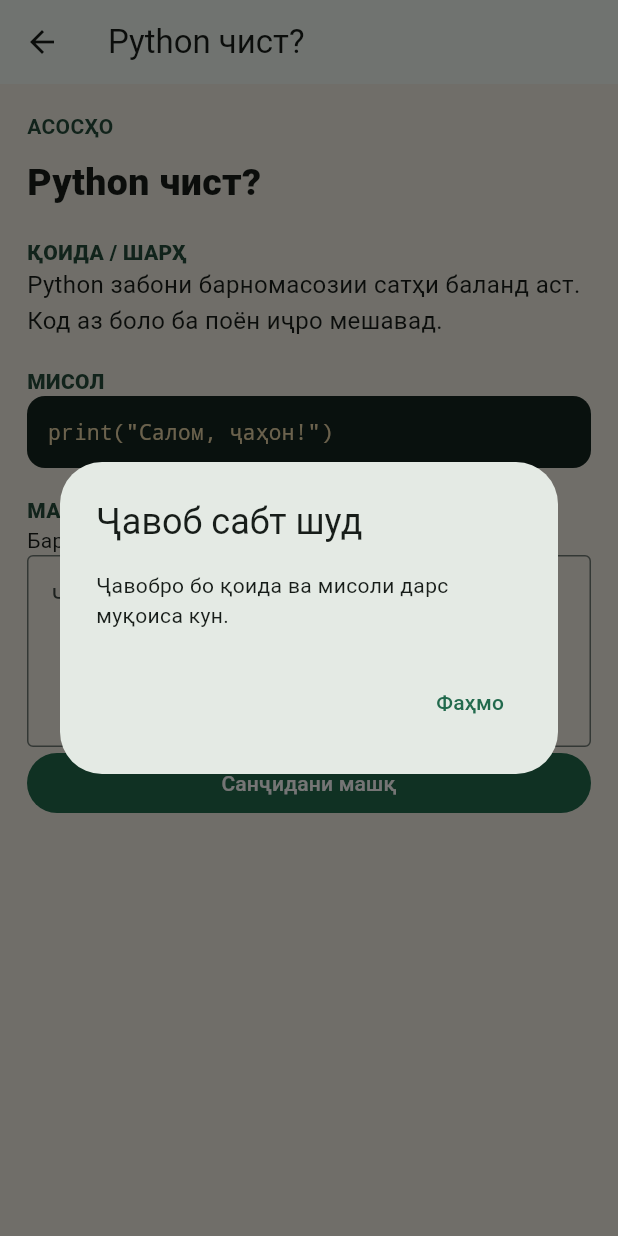
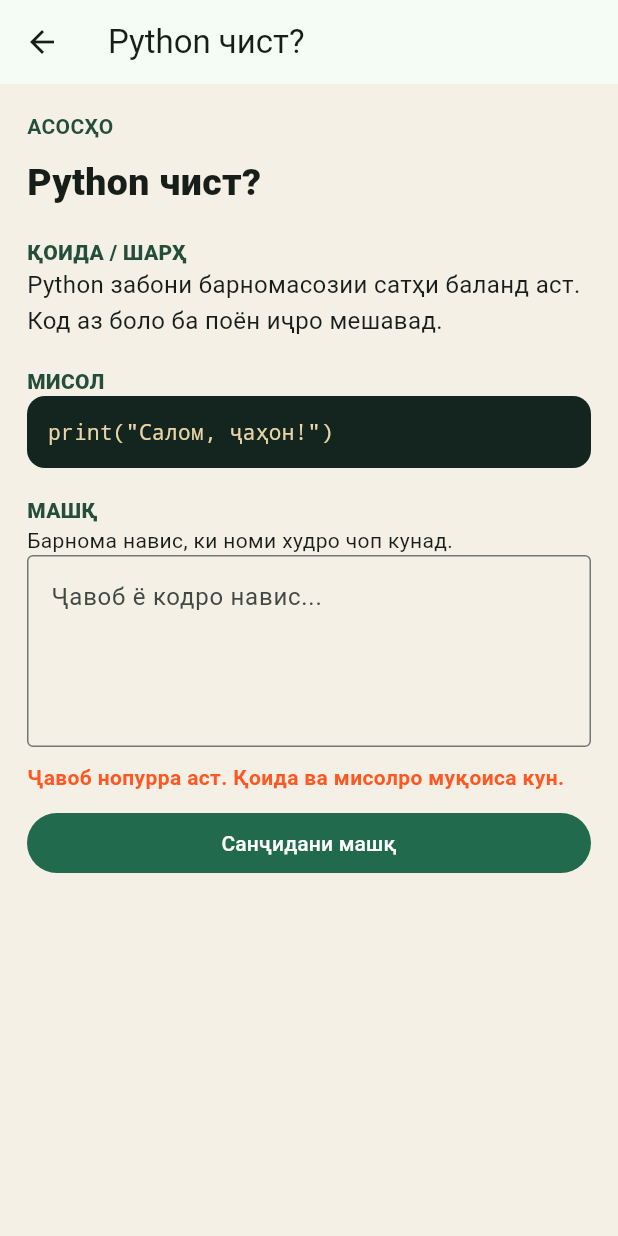
Before and after one commit to shahronmahmadmurodzoda08-lang/-, a Flutter app: the LessonDetail screen opened directly with sample values from the repository, after a tap on "Санҷидани машқ", on a phone screen of 412 x 824 dp. Run offline on Flutter 3.47's test engine with Material 3 defaults, Android fonts, the phone set to English and light mode, and no system bars.

Commit message:
Add basic exercise answer validation

```diff
--- a/lib/main.dart
+++ b/lib/main.dart
@@ -63,13 +63,37 @@ class LessonDetail extends StatefulWidget {
 }
 class _LessonDetailState extends State<LessonDetail>{
  final answer=TextEditingController();
+ String feedback='';
  @override void dispose(){answer.dispose();super.dispose();}
+ String normalize(String value)=>value.toLowerCase().replaceAll(RegExp(r'[^a-zа-яё0-9]+'), '');
+ bool checkAnswer(Lesson lesson,String value){
+  final v=normalize(value); if(v.isEmpty)return false;
+  switch(lesson.title){
+   case 'Python чист?': return v.contains('print') && v.contains('салом');
+   case 'Тағйирёбандаҳо': return v.contains('city') && v.contains('=');
+   case 'Навъҳои маълумот': return ['int','float','str','bool'].every(v.contains);
+   case 'Амалиётҳои математикӣ': return v.contains('1');
+   case 'Шартҳои if / else': return v.contains('if') && (v.contains('>') || v.contains('<'));
+   case 'Даври for': return v.contains('for') && v.contains('range');
+   case 'Даври while': return v.contains('while');
+   case 'Функсияҳо': return v.contains('def') && v.contains('square') && v.contains('return');
+   case 'Рӯйхатҳо (list)': return v.contains('[') && v.contains(']');
+   case 'Tuple ва Set': return v.contains('set');
+   case 'Луғатҳо (dict)': return v.contains('{') && v.contains(':');
+   case 'Сатрҳо (str)': return v.contains('upper');
+   case 'Файлҳо': return v.contains('open') && v.contains('write');
+   case 'Хатогиҳо': return v.contains('try') && v.contains('except');
+   case 'Синфҳо ва объектҳо': return v.contains('class') && v.contains('book');
+   default: return v.length >= 12;
+  }
+ }
  @override Widget build(BuildContext context){final l=widget.lesson;return Scaffold(appBar:AppBar(title:Text(l.title)),body:ListView(padding:const EdgeInsets.all(18),children:[
  Text(l.group.toUpperCase(),style:const TextStyle(color:green,fontWeight:FontWeight.bold)),const SizedBox(height:10),Text(l.title,style:const TextStyle(fontSize:25,fontWeight:FontWeight.w900)),
  const SizedBox(height:18),const Text('ҚОИДА / ШАРҲ',style:TextStyle(fontWeight:FontWeight.w900,color:green)),Text(l.rule,style:const TextStyle(fontSize:16,height:1.5)),
  const SizedBox(height:18),const Text('МИСОЛ',style:TextStyle(fontWeight:FontWeight.w900,color:green)),Container(padding:const EdgeInsets.all(14),decoration:BoxDecoration(color:const Color(0xFF14251F),borderRadius:BorderRadius.circular(12)),child:SelectableText(l.example,style:const TextStyle(color:Color(0xFFE9D5A7),fontFamily:'monospace'))),
  const SizedBox(height:18),const Text('МАШҚ',style:TextStyle(fontWeight:FontWeight.w900,color:green)),Text(l.task),TextField(controller:answer,maxLines:4,decoration:const InputDecoration(hintText:'Ҷавоб ё кодро навис...',border:OutlineInputBorder())),
- FilledButton(onPressed:()=>showDialog(context:context,builder:(_)=>AlertDialog(title:const Text('Ҷавоб сабт шуд'),content:const Text('Ҷавобро бо қоида ва мисоли дарс муқоиса кун.'),actions:[TextButton(onPressed:()=>Navigator.pop(context),child:const Text('Фаҳмо'))])),child:const Text('Санҷидани машқ'))
+ if(feedback.isNotEmpty) Padding(padding:const EdgeInsets.symmetric(vertical:10),child:Text(feedback,style:TextStyle(fontWeight:FontWeight.bold,color:feedback.startsWith('Дуруст')?green:Colors.deepOrange))),
+ FilledButton(onPressed:(){setState(()=>feedback=checkAnswer(l,answer.text)?'Дуруст! Ҷавоб талаботи асосии машқро дорад.':'Ҷавоб нопурра аст. Қоида ва мисолро муқоиса кун.');},child:const Text('Санҷидани машқ'))
  ]));}
 }
 class CultureReader extends StatefulWidget {const CultureReader({super.key});@override State<CultureReader> createState()=>_CultureReaderState();}
```
